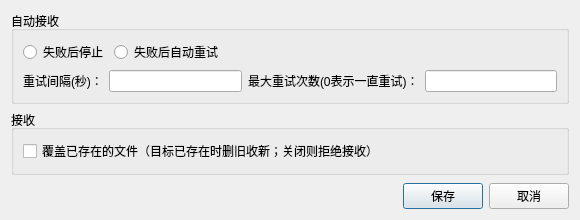
Before: the Qt Designer form app/ui/Setting.ui in taynpg/relayer, drawn with Qt 5.
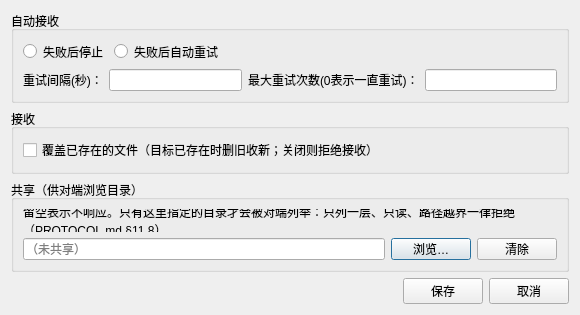
After: the same form once the commit is applied.

Commit message: fix(app): 远端浏览可见状态 + 共享目录入口移到设定；补 self-browse 覆盖 GUI 路径

What changed in the file:
```diff
--- a/app/ui/Setting.ui
+++ b/app/ui/Setting.ui
@@ -94,6 +94,53 @@
      </layout>
     </widget>
    </item>
+   <item>
+    <widget class="QGroupBox" name="gbShare">
+     <property name="title">
+      <string>共享（供对端浏览目录）</string>
+     </property>
+     <layout class="QVBoxLayout" name="verticalLayout_4">
+      <item>
+       <widget class="QLabel" name="lblShareHint">
+        <property name="text">
+         <string>留空表示不响应。只有这里指定的目录才会被对端列举：只列一层、只读、路径越界一律拒绝（PROTOCOL.md §11.8）。</string>
+        </property>
+        <property name="wordWrap">
+         <bool>true</bool>
+        </property>
+       </widget>
+      </item>
+      <item>
+       <layout class="QHBoxLayout" name="horizontalLayout_4">
+        <item>
+         <widget class="QLineEdit" name="edShareRoot">
+          <property name="readOnly">
+           <bool>true</bool>
+          </property>
+          <property name="placeholderText">
+           <string>（未共享）</string>
+          </property>
+         </widget>
+        </item>
+        <item>
+         <widget class="QPushButton" name="btnShareBrowse">
+          <property name="text">
+           <string>浏览…</string>
+          </property>
+         </widget>
+        </item>
+        <item>
+         <widget class="QPushButton" name="btnShareClear">
+          <property name="text">
+           <string>清除</string>
+          </property>
+         </widget>
+        </item>
+       </layout>
+      </item>
+     </layout>
+    </widget>
+   </item>
    <item>
     <spacer name="verticalSpacer">
      <property name="orientation">
```
The commit also changes 14 other files.
